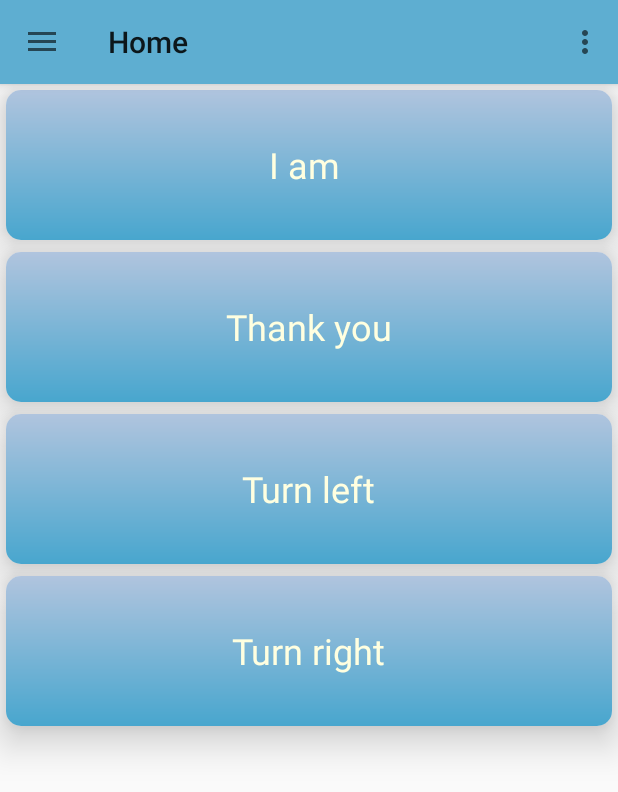
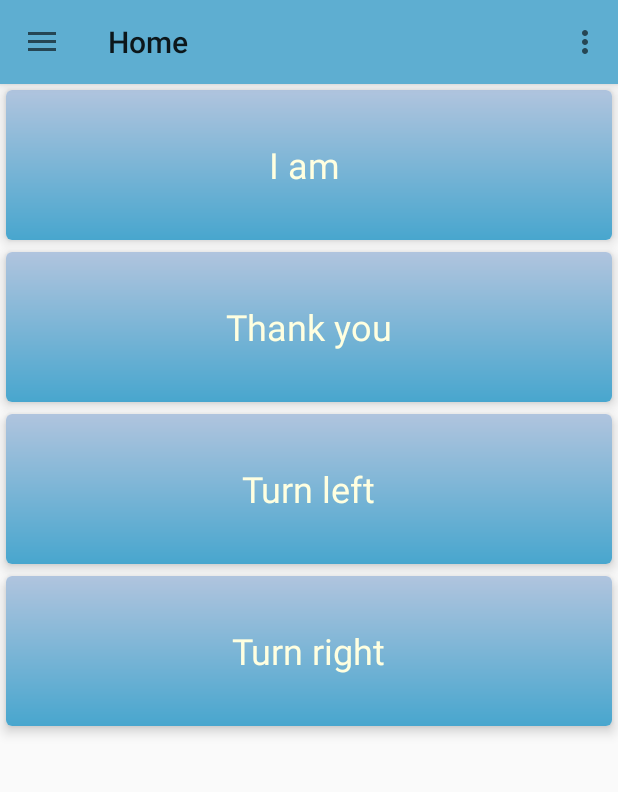
Before and after one commit to GoranVoinovski/SignLangugage, an Android app: the Home screen opened directly, with no data from a screen before it, on a phone screen of 412 x 824 dp. Shown: the top 792 px of the screen. Run offline under Robolectric (Android 15) with nearby library versions, the phone set to English and light mode, and no system bars; our stand-ins replace ButterKnife, Picasso.

Commit message:
Promena style-ot .

```diff
--- a/app/src/main/res/layout/zbor_layout.xml
+++ b/app/src/main/res/layout/zbor_layout.xml
@@ -6,8 +6,8 @@
     android:layout_margin="4dp"
 
     android:orientation="vertical"
-    cardview:cardCornerRadius="10dp"
-    cardview:cardElevation="15dp">
+    cardview:cardCornerRadius="4dp"
+    cardview:cardElevation="5dp">
 
     <RelativeLayout
         android:id="@+id/layout3"
```
